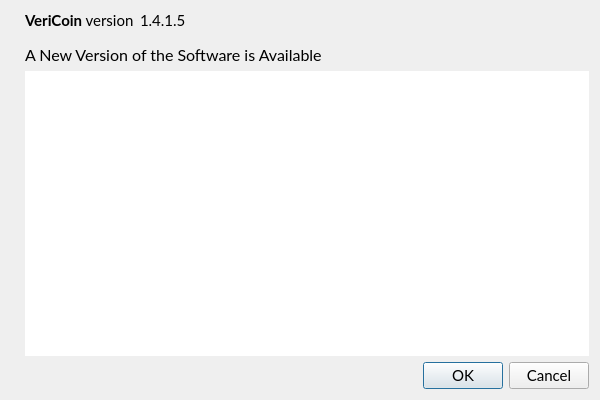
Old version of the form src/qt/forms/updatedialog.ui in the repository VeriConomy/vericoin.
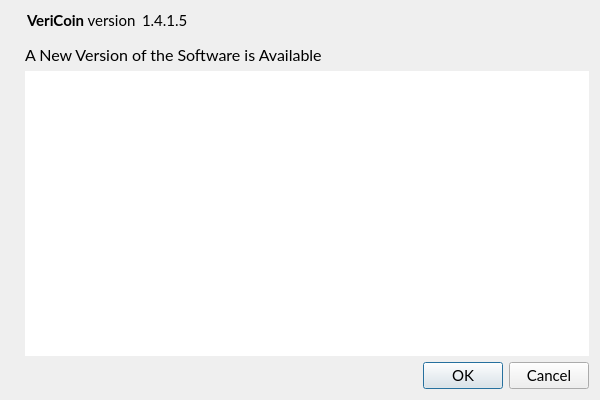
New version of the form. Icons and pictures are not drawn.

Patch:
```diff
--- a/src/qt/forms/updatedialog.ui
+++ b/src/qt/forms/updatedialog.ui
@@ -38,7 +38,7 @@
      <item>
       <layout class="QHBoxLayout" name="horizontalLayout">
        <property name="leftMargin">
-        <number>0</number>
+        <number>2</number>
        </property>
        <property name="bottomMargin">
         <number>8</number>
```
Left out of the diff: 3 changed lines with no effect on the pictures.
